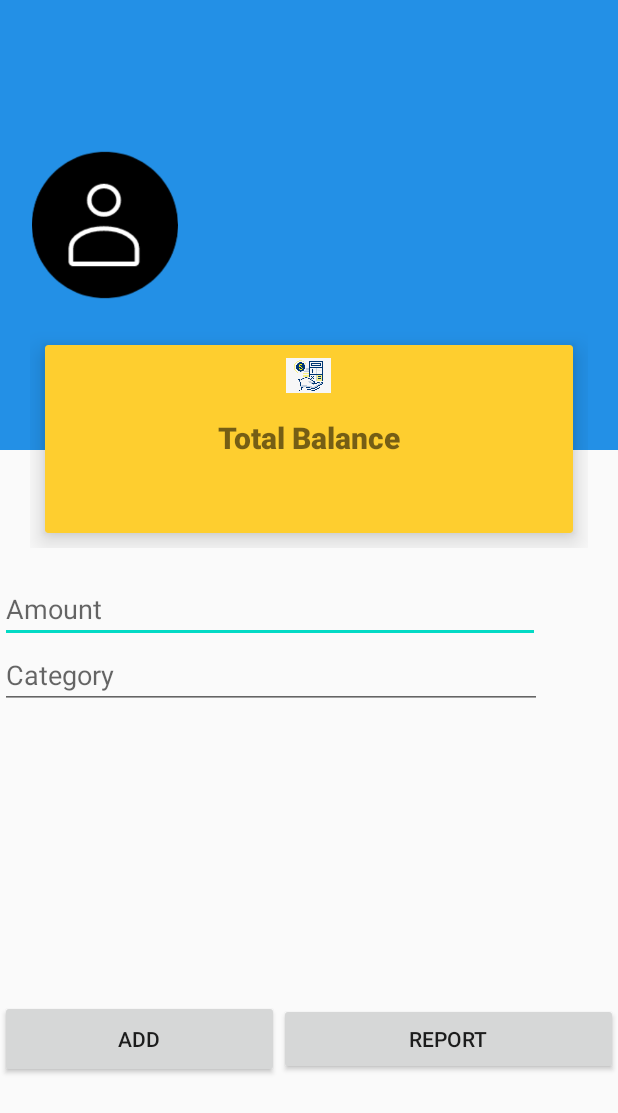
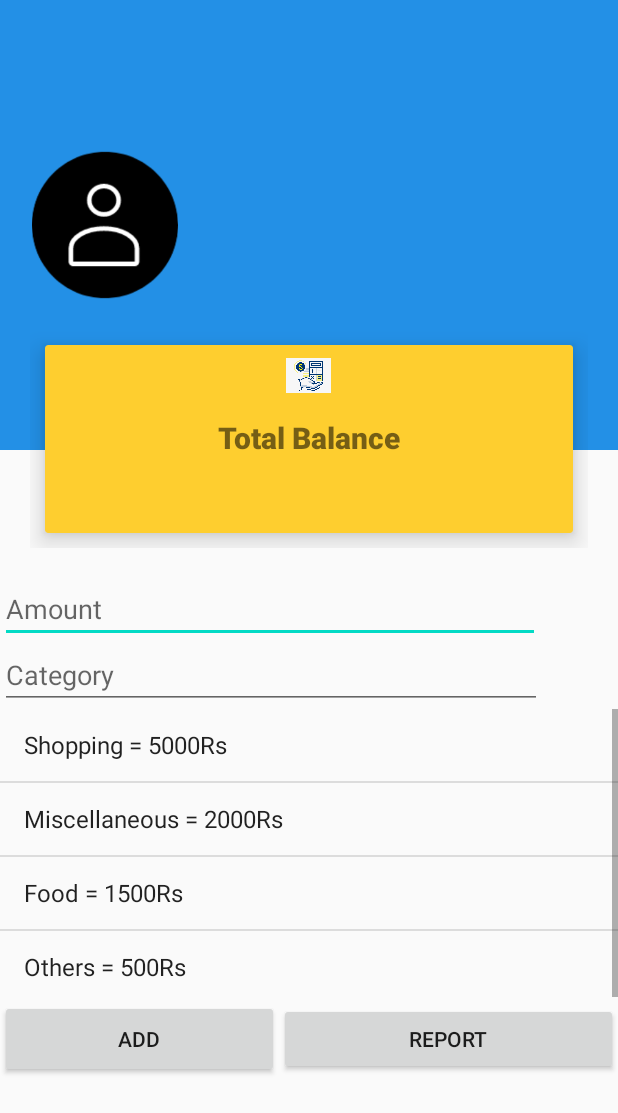
Before and after one commit to mayank2001/CyberKnights, an Android app: the dashboard screen opened directly, with no data from a screen before it, on a phone screen of 412 x 824 dp. Shown: the top 1113 px of the screen. Run offline under Robolectric (Android 15) with nearby library versions, the phone set to English and light mode, and no system bars; our stand-ins replace Firebase (no records; nobody signed in at launch, a user with empty details on screens opened directly); 3 statements that could not run were skipped.

Commit message:
Transactionlist added

```diff
--- a/app/src/main/java/com/hackathon/cyberknights/activites/dashboard.java
+++ b/app/src/main/java/com/hackathon/cyberknights/activites/dashboard.java
@@ -7,7 +7,9 @@ import android.content.Intent;
 import android.os.Bundle;
 import android.util.Log;
 import android.view.View;
+import android.widget.ArrayAdapter;
 import android.widget.Button;
+import android.widget.ListView;
 import android.widget.TextView;
 import android.widget.Toast;
 
@@ -88,6 +90,17 @@ public class dashboard extends AppCompatActivity {
             }
         });
 
+        ListView myListView = findViewById(R.id.transactions);
+        ArrayList<String> transactionlist = new ArrayList<String>();
+        transactionlist.add("Shopping = 5000Rs");
+        transactionlist.add("Miscellaneous = 2000Rs");
+        transactionlist.add("Food = 1500Rs");
+        transactionlist.add("Others = 500Rs");
+
+        ArrayAdapter<String> arrayAdapter = new ArrayAdapter<>(this, android.R.layout.simple_list_item_1,transactionlist);
+        myListView.setAdapter(arrayAdapter);
+
+
 
 
 
@@ -97,10 +110,9 @@ public class dashboard extends AppCompatActivity {
     @Override
     protected void onStart() {
         super.onStart();
-        ArrayList<String> transactionlist = new ArrayList<String>();
-        transactionlist.add("Shopping = 5000Rs");
-        transactionlist.add("Miscellaneous = 2000Rs");
-        transactionlist.add("Food = 1500Rs");
-        transactionlist.add("Others = 500Rs");
+
+
     }
+
+
 }
--- a/app/src/main/res/layout/dashboard.xml
+++ b/app/src/main/res/layout/dashboard.xml
@@ -130,6 +130,7 @@
         android:inputType="textPersonName" />
 
     <ListView
+        android:id="@+id/transactions"
         android:layout_width="match_parent"
         android:layout_height="194dp" />
 
```
